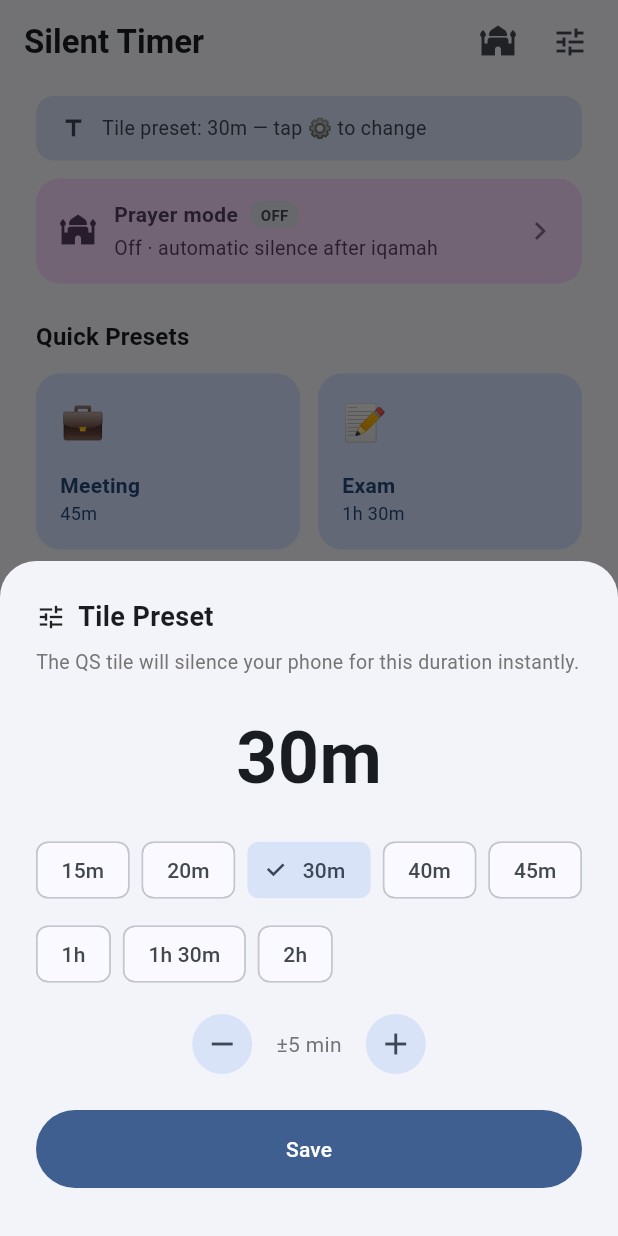
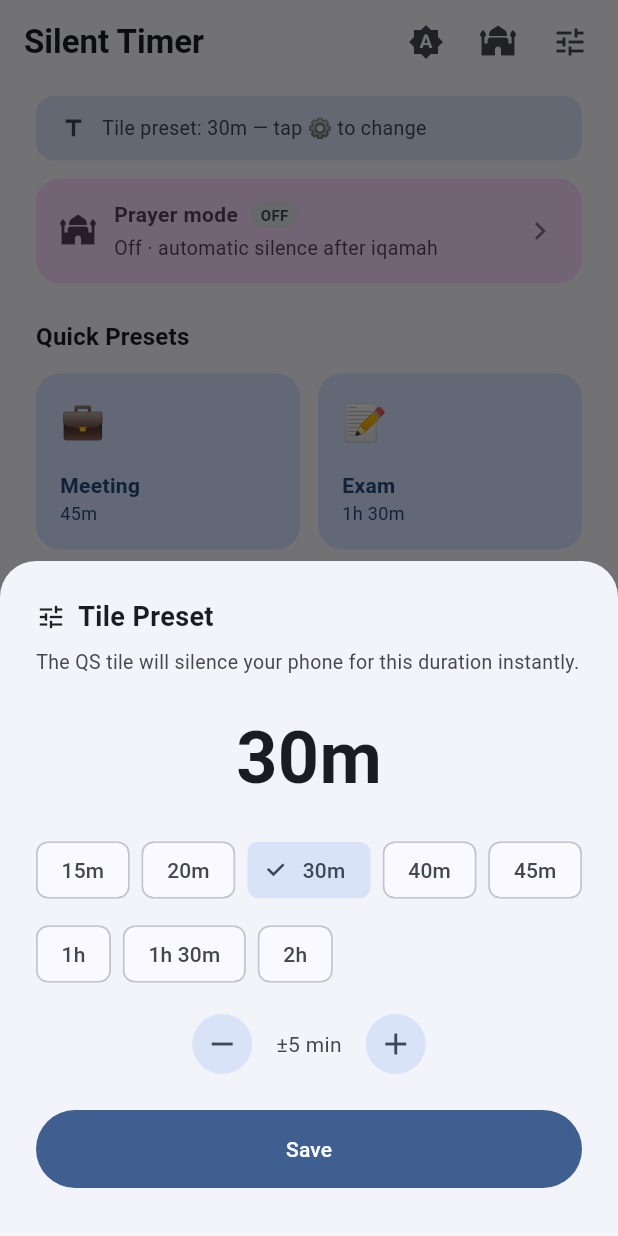
Before and after one commit to atacama01/SAKINA-APP, a Flutter app: the screen it shows after launch, after a tap on the "tune" icon, on a phone screen of 412 x 824 dp. Run offline on Flutter 3.47's test engine with Material 3 defaults, Android fonts, the phone set to English and light mode, and no system bars; our stand-ins replace flutter_local_notifications, flutter_riverpod, geolocator, shared_preferences.

Commit message:
Add optional dark mode and bump version to 2.0.0

```diff
--- a/lib/main.dart
+++ b/lib/main.dart
@@ -1,5 +1,7 @@
 import 'package:flutter/material.dart';
 import 'package:flutter_riverpod/flutter_riverpod.dart';
+import 'package:shared_preferences/shared_preferences.dart';
+import 'providers/theme_provider.dart';
 import 'providers/timer_provider.dart';
 import 'screens/home_screen.dart';
 import 'services/notification_service.dart';
@@ -7,17 +9,31 @@ import 'services/notification_service.dart';
 void main() async {
   WidgetsFlutterBinding.ensureInitialized();
   await NotificationService.init();
-  runApp(const ProviderScope(child: SilentTimerApp()));
+  final prefs = await SharedPreferences.getInstance();
+  await prefs.reload();
+  final initialTheme =
+      themeModeFromName(prefs.getString(themeModePreferenceKey));
+  runApp(
+    ProviderScope(
+      overrides: [
+        themeModeProvider
+            .overrideWith((ref) => ThemeModeNotifier(initialTheme)),
+      ],
+      child: const SilentTimerApp(),
+    ),
+  );
 }
 
-class SilentTimerApp extends StatelessWidget {
+class SilentTimerApp extends ConsumerWidget {
   const SilentTimerApp({super.key});
 
   @override
-  Widget build(BuildContext context) {
+  Widget build(BuildContext context, WidgetRef ref) {
+    final themeMode = ref.watch(themeModeProvider);
     return MaterialApp(
       title: 'Silent Timer',
       debugShowCheckedModeBanner: false,
+      themeMode: themeMode,
       theme: ThemeData(
         colorScheme: ColorScheme.fromSeed(
           seedColor: const Color(0xFF4A6FA5),
--- a/lib/screens/home_screen.dart
+++ b/lib/screens/home_screen.dart
@@ -5,6 +5,7 @@ import 'package:shared_preferences/shared_preferences.dart';
 import '../models/preset_model.dart';
 import '../models/prayer_settings.dart';
 import '../models/prayer_time.dart';
+import '../providers/theme_provider.dart';
 import '../providers/timer_provider.dart';
 import '../services/notification_service.dart';
 import '../services/prayer_service.dart';
@@ -177,7 +178,9 @@ class _HomeScreenState extends ConsumerState<HomeScreen>
               const SizedBox(height: 8),
               Text(
                 'The QS tile will silence your phone for this duration instantly.',
-                style: TextStyle(color: Colors.grey[600], fontSize: 13),
+                style: TextStyle(
+                    color: Theme.of(context).colorScheme.onSurfaceVariant,
+                    fontSize: 13),
               ),
               const SizedBox(height: 20),
               Center(
@@ -210,7 +213,9 @@ class _HomeScreenState extends ConsumerState<HomeScreen>
                   ),
                   const SizedBox(width: 12),
                   Text('±5 min',
-                      style: TextStyle(color: Colors.grey[600])),
+                      style: TextStyle(
+                          color:
+                              Theme.of(context).colorScheme.onSurfaceVariant)),
                   const SizedBox(width: 12),
                   IconButton.filledTonal(
                     onPressed:
@@ -320,6 +325,7 @@ class _HomeScreenState extends ConsumerState<HomeScreen>
   Widget build(BuildContext context) {
     final colors = Theme.of(context).colorScheme;
     final timerState = ref.watch(timerProvider);
+    final themeMode = ref.watch(themeModeProvider);
     final isRunning = timerState.status == TimerStatus.running;
 
     return Scaffold(
@@ -328,6 +334,11 @@ class _HomeScreenState extends ConsumerState<HomeScreen>
             style: TextStyle(fontWeight: FontWeight.bold)),
         centerTitle: false,
         actions: [
+          IconButton(
+            tooltip: _themeTooltip(themeMode),
+            icon: Icon(_themeIcon(themeMode)),
+            onPressed: () => ref.read(themeModeProvider.notifier).cycle(),
+          ),
           IconButton(
             tooltip: 'Prayer mode',
             icon: const Icon(Icons.mosque),
@@ -639,11 +650,11 @@ class _ActiveBanner extends StatelessWidget {
                   tapTargetSize: MaterialTapTargetSize.shrinkWrap,
                 ),
                 child: stopping
-                    ? const SizedBox(
+                    ? SizedBox(
                         width: 16,
                         height: 16,
                         child: CircularProgressIndicator(
-                            strokeWidth: 2, color: Colors.white),
+                            strokeWidth: 2, color: colors.onError),
                       )
                     : const Text('Stop'),
               ),
@@ -653,6 +664,22 @@ class _ActiveBanner extends StatelessWidget {
       ),
     );
   }
+}
+
+IconData _themeIcon(ThemeMode mode) {
+  return switch (mode) {
+    ThemeMode.system => Icons.brightness_auto,
+    ThemeMode.light => Icons.light_mode,
+    ThemeMode.dark => Icons.dark_mode,
+  };
+}
+
+String _themeTooltip(ThemeMode mode) {
+  return switch (mode) {
+    ThemeMode.system => 'Theme: system (tap to switch)',
+    ThemeMode.light => 'Theme: light (tap to switch)',
+    ThemeMode.dark => 'Theme: dark (tap to switch)',
+  };
 }
 
 class _IdleBanner extends StatelessWidget {
--- a/pubspec.yaml
+++ b/pubspec.yaml
@@ -1,7 +1,7 @@
 name: silent_timer
 description: Silence your phone automatically for a chosen duration.
 publish_to: 'none'
-version: 1.0.0+1
+version: 2.0.0+2
 
 environment:
   sdk: '>=3.0.0 <4.0.0'
```
Also changed, not shown: lib/providers/theme_provider.dart (added, +44 -0 lines), 2 other files.
